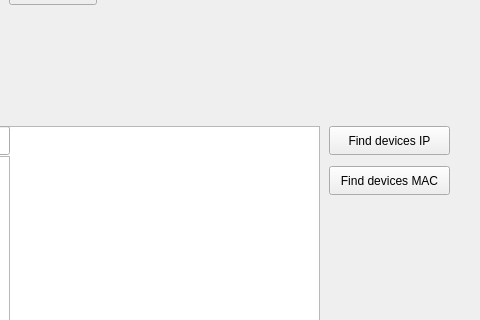
The window that loginGUI/login.ui (adiosko/mikrotik) describes before a commit, drawn with Qt 5; both pictures show x 351 to 831 and y 94 to 414 of the 831 by 514 pixel window.
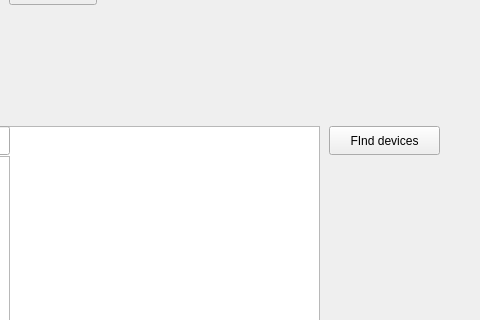
The same window after the commit.

Patch:
```diff
--- a/loginGUI/login.ui
+++ b/loginGUI/login.ui
@@ -173,32 +173,6 @@
      <string>Cancel</string>
     </property>
    </widget>
-   <widget class="QPushButton" name="findipButton">
-    <property name="geometry">
-     <rect>
-      <x>680</x>
-      <y>220</y>
-      <width>121</width>
-      <height>29</height>
-     </rect>
-    </property>
-    <property name="text">
-     <string>Find devices IP</string>
-    </property>
-   </widget>
-   <widget class="QPushButton" name="findmacButton">
-    <property name="geometry">
-     <rect>
-      <x>680</x>
-      <y>260</y>
-      <width>121</width>
-      <height>29</height>
-     </rect>
-    </property>
-    <property name="text">
-     <string>Find devices MAC</string>
-    </property>
-   </widget>
    <widget class="QListWidget" name="macList">
     <property name="geometry">
      <rect>
@@ -219,6 +193,19 @@
      </rect>
     </property>
    </widget>
+   <widget class="QPushButton" name="refreshButton">
+    <property name="geometry">
+     <rect>
+      <x>680</x>
+      <y>220</y>
+      <width>111</width>
+      <height>29</height>
+     </rect>
+    </property>
+    <property name="text">
+     <string>FInd devices</string>
+    </property>
+   </widget>
   </widget>
   <widget class="QMenuBar" name="menubar">
    <property name="geometry">
```
